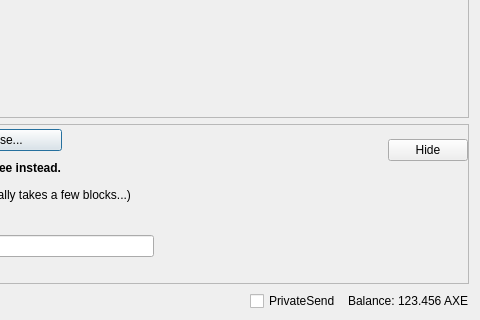
Above: src/qt/forms/sendcoinsdialog.ui from AXErunners/axe before the change; both pictures show x 370 to 850 and y 206 to 526 of the 850 by 526 pixel window. Below: the same form after it.
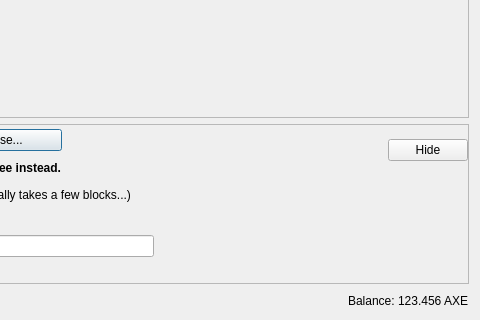
That is the form after the change. Custom widgets are drawn as their Qt base class.

Commit message: Fix #3241 UX/UI - Introduce PrivateSend tab which allows to spend fully mixed coins only (#3442)

Diff of the .ui file:
```diff
--- a/src/qt/forms/sendcoinsdialog.ui
+++ b/src/qt/forms/sendcoinsdialog.ui
@@ -1210,22 +1210,6 @@
        <property name="spacing">
         <number>3</number>
        </property>
-       <item>
-        <widget class="QCheckBox" name="checkUsePrivateSend">
-         <property name="minimumSize">
-          <size>
-           <width>95</width>
-           <height>0</height>
-          </size>
-         </property>
-         <property name="text">
-          <string>PrivateSend</string>
-         </property>
-         <property name="checked">
-          <bool>false</bool>
-         </property>
-        </widget>
-       </item>
        <item>
         <widget class="QLabel" name="label">
          <property name="text">
```
The commit also changes 11 other files.
